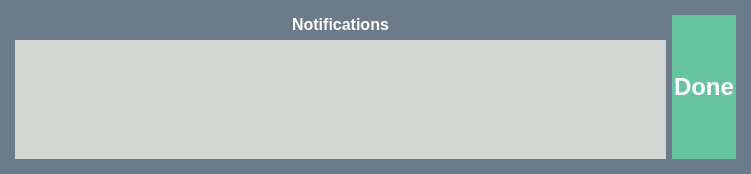
The window that costar_instructor/instructor_core/ui/notifications.ui (cpaxton/costar_stack) describes before a commit, drawn with Qt 5.
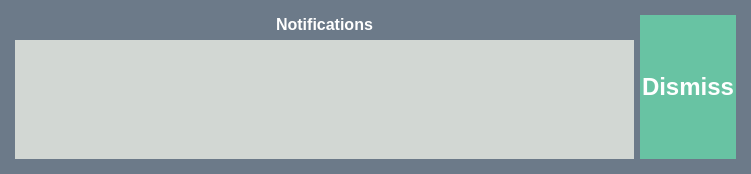
The same window after the commit.

Commit message: user notifications substantially improved, info boxes, user visible error messages, resizable waypoint manager

```diff
--- a/costar_instructor/instructor_core/ui/notifications.ui
+++ b/costar_instructor/instructor_core/ui/notifications.ui
@@ -133,18 +133,18 @@
           <colorrole role="WindowText">
            <brush brushstyle="SolidPattern">
             <color alpha="255">
-             <red>0</red>
-             <green>0</green>
-             <blue>0</blue>
+             <red>255</red>
+             <green>255</green>
+             <blue>255</blue>
             </color>
            </brush>
           </colorrole>
           <colorrole role="Button">
            <brush brushstyle="SolidPattern">
             <color alpha="255">
-             <red>185</red>
-             <green>0</green>
-             <blue>0</blue>
+             <red>104</red>
+             <green>195</green>
+             <blue>163</blue>
             </color>
            </brush>
           </colorrole>
@@ -187,9 +187,9 @@
           <colorrole role="Text">
            <brush brushstyle="SolidPattern">
             <color alpha="255">
-             <red>0</red>
-             <green>0</green>
-             <blue>0</blue>
+             <red>255</red>
+             <green>255</green>
+             <blue>255</blue>
             </color>
            </brush>
           </colorrole>
@@ -205,27 +205,27 @@
           <colorrole role="ButtonText">
            <brush brushstyle="SolidPattern">
             <color alpha="255">
-             <red>0</red>
-             <green>0</green>
-             <blue>0</blue>
+             <red>255</red>
+             <green>255</green>
+             <blue>255</blue>
             </color>
            </brush>
           </colorrole>
           <colorrole role="Base">
            <brush brushstyle="SolidPattern">
             <color alpha="255">
-             <red>185</red>
-             <green>0</green>
-             <blue>0</blue>
+             <red>104</red>
+             <green>195</green>
+             <blue>163</blue>
             </color>
            </brush>
           </colorrole>
           <colorrole role="Window">
            <brush brushstyle="SolidPattern">
             <color alpha="255">
-             <red>185</red>
-             <green>0</green>
-             <blue>0</blue>
+             <red>104</red>
+             <green>195</green>
+             <blue>163</blue>
             </color>
            </brush>
           </colorrole>
@@ -270,18 +270,18 @@
           <colorrole role="WindowText">
            <brush brushstyle="SolidPattern">
             <color alpha="255">
-             <red>0</red>
-             <green>0</green>
-             <blue>0</blue>
+             <red>255</red>
+             <green>255</green>
+             <blue>255</blue>
             </color>
            </brush>
           </colorrole>
           <colorrole role="Button">
            <brush brushstyle="SolidPattern">
             <color alpha="255">
-             <red>185</red>
-             <green>0</green>
-             <blue>0</blue>
+             <red>104</red>
+             <green>195</green>
+             <blue>163</blue>
             </color>
            </brush>
           </colorrole>
@@ -324,9 +324,9 @@
           <colorrole role="Text">
            <brush brushstyle="SolidPattern">
             <color alpha="255">
-             <red>0</red>
-             <green>0</green>
-             <blue>0</blue>
+             <red>255</red>
+             <green>255</green>
+             <blue>255</blue>
             </color>
            </brush>
           </colorrole>
@@ -342,27 +342,27 @@
           <colorrole role="ButtonText">
            <brush brushstyle="SolidPattern">
             <color alpha="255">
-             <red>0</red>
-             <green>0</green>
-             <blue>0</blue>
+             <red>255</red>
+             <green>255</green>
+             <blue>255</blue>
             </color>
            </brush>
           </colorrole>
           <colorrole role="Base">
            <brush brushstyle="SolidPattern">
             <color alpha="255">
-             <red>185</red>
-             <green>0</green>
-             <blue>0</blue>
+             <red>104</red>
+             <green>195</green>
+             <blue>163</blue>
             </color>
            </brush>
           </colorrole>
           <colorrole role="Window">
            <brush brushstyle="SolidPattern">
             <color alpha="255">
-             <red>185</red>
-             <green>0</green>
-             <blue>0</blue>
+             <red>104</red>
+             <green>195</green>
+             <blue>163</blue>
             </color>
            </brush>
           </colorrole>
@@ -407,18 +407,18 @@
           <colorrole role="WindowText">
            <brush brushstyle="SolidPattern">
             <color alpha="255">
-             <red>185</red>
-             <green>0</green>
-             <blue>0</blue>
+             <red>255</red>
+             <green>255</green>
+             <blue>255</blue>
             </color>
            </brush>
           </colorrole>
           <colorrole role="Button">
            <brush brushstyle="SolidPattern">
             <color alpha="255">
-             <red>185</red>
-             <green>0</green>
-             <blue>0</blue>
+             <red>104</red>
+             <green>195</green>
+             <blue>163</blue>
             </color>
            </brush>
           </colorrole>
@@ -461,9 +461,9 @@
           <colorrole role="Text">
            <brush brushstyle="SolidPattern">
             <color alpha="255">
-             <red>185</red>
-             <green>0</green>
-             <blue>0</blue>
+             <red>255</red>
+             <green>255</green>
+             <blue>255</blue>
             </color>
            </brush>
           </colorrole>
@@ -479,27 +479,27 @@
           <colorrole role="ButtonText">
            <brush brushstyle="SolidPattern">
             <color alpha="255">
-             <red>185</red>
-             <green>0</green>
-             <blue>0</blue>
+             <red>255</red>
+             <green>255</green>
+             <blue>255</blue>
             </color>
            </brush>
           </colorrole>
           <colorrole role="Base">
            <brush brushstyle="SolidPattern">
             <color alpha="255">
-             <red>185</red>
-             <green>0</green>
-             <blue>0</blue>
+             <red>104</red>
+             <green>195</green>
+             <blue>163</blue>
             </color>
            </brush>
           </colorrole>
           <colorrole role="Window">
            <brush brushstyle="SolidPattern">
             <color alpha="255">
-             <red>185</red>
-             <green>0</green>
-             <blue>0</blue>
+             <red>104</red>
+             <green>195</green>
+             <blue>163</blue>
             </color>
            </brush>
           </colorrole>
@@ -564,7 +564,7 @@
 color:#ffffff}</string>
        </property>
        <property name="text">
-        <string>Done</string>
+        <string>Dismiss</string>
        </property>
        <property name="flat">
         <bool>true</bool>
```
The commit also changes 8 other files.
